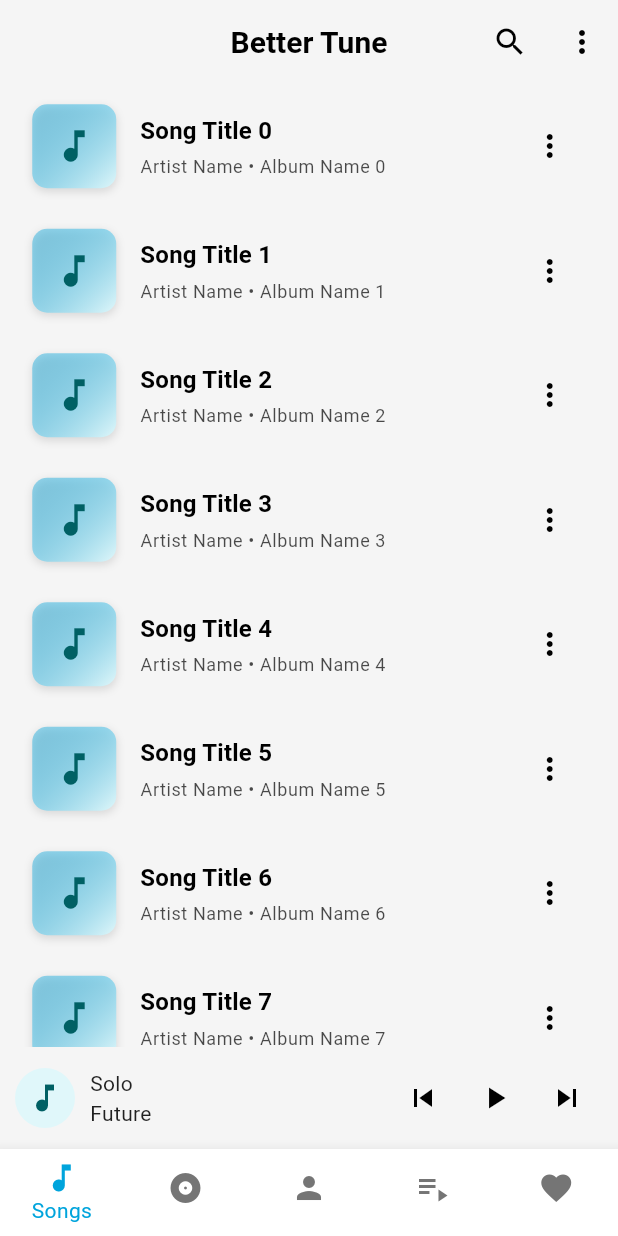
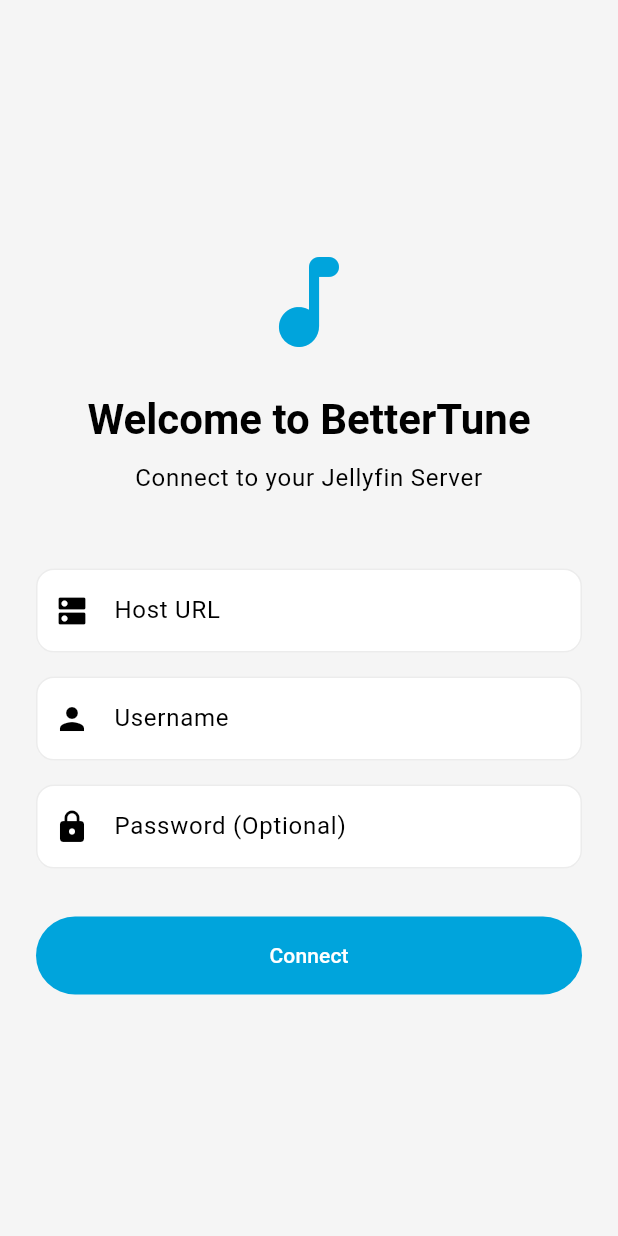
Before and after one commit to OpyrusDevOp/BetterTune, a Flutter app: the screen it shows after launch, on a phone screen of 412 x 824 dp. Run offline on Flutter 3.47's test engine with Material 3 defaults, Android fonts, the phone set to English and light mode, and no system bars.

Commit message:
feat: Add user authentication, onboarding screen, and integrate login/logout flow.

```diff
--- /dev/null
+++ b/lib/data/auth_repository.dart
@@ -0,0 +1,37 @@
+class AuthRepository {
+  static final AuthRepository _instance = AuthRepository._internal();
+
+  factory AuthRepository() {
+    return _instance;
+  }
+
+  AuthRepository._internal();
+
+  String? _host;
+  String? _username;
+  String? _password;
+
+  bool get isLoggedIn => _host != null && _username != null;
+
+  String? get host => _host;
+  String? get username => _username;
+
+  Future<bool> login(String host, String username, String password) async {
+    // Simulate network delay
+    await Future.delayed(Duration(seconds: 1));
+
+    // Mock validation
+    if (host.isEmpty || username.isEmpty) return false;
+
+    _host = host;
+    _username = username;
+    _password = password;
+    return true;
+  }
+
+  Future<void> logout() async {
+    _host = null;
+    _username = null;
+    _password = null;
+  }
+}
--- a/lib/main.dart
+++ b/lib/main.dart
@@ -1,5 +1,7 @@
 import 'package:bettertune/core/theme.dart';
+import 'package:bettertune/data/auth_repository.dart';
 import 'package:bettertune/presentations/screens/main_screen.dart';
+import 'package:bettertune/presentations/screens/onboarding_screen.dart';
 import 'package:flutter/material.dart';
 
 void main() {
@@ -17,7 +19,9 @@
       theme: lightTheme,
       darkTheme: darkTheme,
       themeMode: ThemeMode.system,
-      home: SafeArea(child: MainScreen()),
+      home: AuthRepository().isLoggedIn
+          ? SafeArea(child: MainScreen())
+          : OnboardingScreen(),
     );
   }
 }
--- a/lib/presentations/screens/main_screen.dart
+++ b/lib/presentations/screens/main_screen.dart
@@ -6,6 +6,8 @@
 import 'package:bettertune/presentations/pages/songs_page.dart';
 
 import 'package:bettertune/presentations/delegates/global_search_delegate.dart';
+import 'package:bettertune/data/auth_repository.dart';
+import 'package:bettertune/presentations/screens/onboarding_screen.dart';
 import 'package:flutter/material.dart';
 
 class MainScreen extends StatefulWidget {
@@ -95,6 +97,21 @@
                 title: const Text('Settings'),
                 onTap: () async {},
               ),
+              ListTile(
+                leading: const Icon(Icons.logout),
+                title: const Text('Sign Out'),
+                onTap: () async {
+                  Navigator.pop(context); // Close bottom sheet
+                  await AuthRepository().logout();
+                  if (context.mounted) {
+                    Navigator.of(context).pushReplacement(
+                      MaterialPageRoute(
+                        builder: (context) => OnboardingScreen(),
+                      ),
+                    );
+                  }
+                },
+              ),
             ],
           ),
         );
--- /dev/null
+++ b/lib/presentations/screens/onboarding_screen.dart
@@ -0,0 +1,149 @@
+import 'package:bettertune/data/auth_repository.dart';
+import 'package:bettertune/presentations/screens/main_screen.dart';
+import 'package:flutter/material.dart';
+
+class OnboardingScreen extends StatefulWidget {
+  const OnboardingScreen({super.key});
+
+  @override
+  State<OnboardingScreen> createState() => _OnboardingScreenState();
+}
+
+class _OnboardingScreenState extends State<OnboardingScreen> {
+  final _formKey = GlobalKey<FormState>();
+  final _hostController = TextEditingController();
+  final _usernameController = TextEditingController();
+  final _passwordController = TextEditingController();
+  bool _isLoading = false;
+
+  Future<void> _login() async {
+    if (!_formKey.currentState!.validate()) return;
+
+    setState(() {
+      _isLoading = true;
+    });
+
+    final success = await AuthRepository().login(
+      _hostController.text,
+      _usernameController.text,
+      _passwordController.text,
+    );
+
+    if (mounted) {
+      setState(() {
+        _isLoading = false;
+      });
+
+      if (success) {
+        Navigator.of(context).pushReplacement(
+          MaterialPageRoute(builder: (context) => MainScreen()),
+        );
+      } else {
+        ScaffoldMessenger.of(context).showSnackBar(
+          SnackBar(content: Text('Login failed. Check your details.')),
+        );
+      }
+    }
+  }
+
+  @override
+  Widget build(BuildContext context) {
+    final theme = Theme.of(context);
+    return Scaffold(
+      body: SafeArea(
+        child: Center(
+          child: SingleChildScrollView(
+            padding: const EdgeInsets.all(24.0),
+            child: Form(
+              key: _formKey,
+              child: Column(
+                mainAxisAlignment: MainAxisAlignment.center,
+                crossAxisAlignment: CrossAxisAlignment.stretch,
+                children: [
+                  Icon(
+                    Icons.music_note_rounded,
+                    size: 80,
+                    color: theme.colorScheme.primary,
+                  ),
+                  const SizedBox(height: 20),
+                  Text(
+                    "Welcome to BetterTune",
+                    style: theme.textTheme.headlineMedium?.copyWith(
+                      fontWeight: FontWeight.bold,
+                    ),
+                    textAlign: TextAlign.center,
+                  ),
+                  const SizedBox(height: 10),
+                  Text(
+                    "Connect to your Jellyfin Server",
+                    style: theme.textTheme.bodyLarge?.copyWith(
+                      color: theme.colorScheme.onSurfaceVariant,
+                    ),
+                    textAlign: TextAlign.center,
+                  ),
+                  const SizedBox(height: 48),
+
+                  TextFormField(
+                    controller: _hostController,
+                    decoration: InputDecoration(
+                      labelText: "Host URL",
+                      hintText: "http://jellyfin.example.com",
+                      prefixIcon: Icon(Icons.dns),
+                    ),
+                    validator: (value) {
+                      if (value == null || value.isEmpty) {
+                        return 'Please enter host URL';
+                      }
+                      return null;
+                    },
+                  ),
+                  const SizedBox(height: 16),
+                  TextFormField(
+                    controller: _usernameController,
+                    decoration: InputDecoration(
+                      labelText: "Username",
+                      prefixIcon: Icon(Icons.person),
+                    ),
+                    validator: (value) {
+                      if (value == null || value.isEmpty) {
+                        return 'Please enter username';
+                      }
+                      return null;
+                    },
+                  ),
+                  const SizedBox(height: 16),
+                  TextFormField(
+                    controller: _passwordController,
+                    obscureText: true,
+                    decoration: InputDecoration(
+                      labelText: "Password (Optional)",
+                      prefixIcon: Icon(Icons.lock),
+                    ),
+                  ),
+
+                  const SizedBox(height: 32),
+                  FilledButton(
+                    onPressed: _isLoading ? null : _login,
+                    style: FilledButton.styleFrom(
+                      padding: EdgeInsets.symmetric(vertical: 16),
+                    ),
+                    child: _isLoading
+                        ? SizedBox(
+                            height: 20,
+                            width: 20,
+                            child: CircularProgressIndicator(
+                              strokeWidth: 2,
+                              color: theme.colorScheme.onPrimary,
+                            ),
+                          )
+                        : Text("Connect"),
+                  ),
+                ],
+              ),
+            ),
+          ),
+        ),
+      ),
+    );
+  }
+}
```
